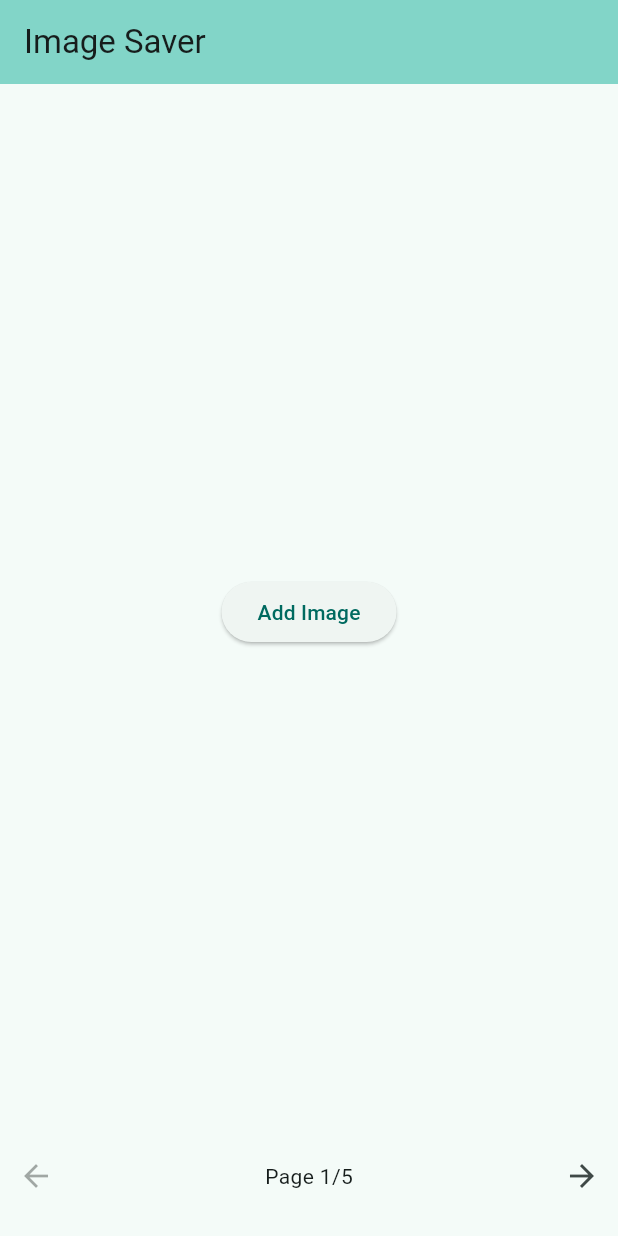
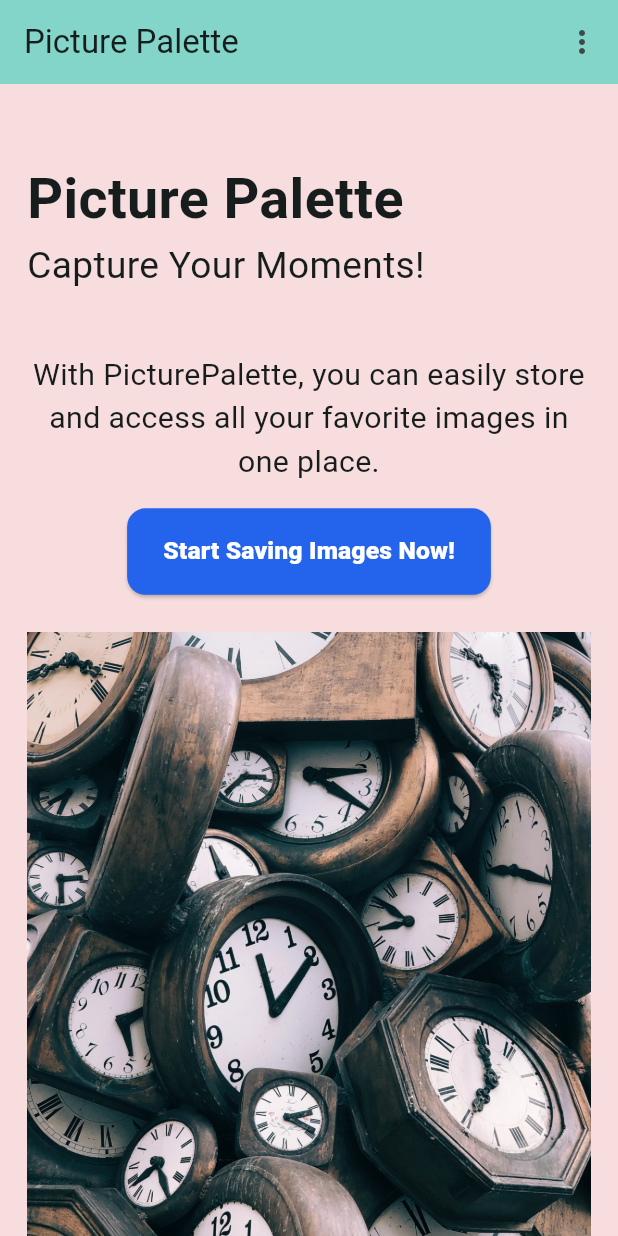
Before and after one commit to Sazidul0/PicturePalette, a Flutter app: the screen it shows after launch, on a phone screen of 412 x 824 dp. Run offline on Flutter 3.47's test engine with Material 3 defaults, Android fonts, the phone set to English and light mode, and no system bars; our stand-ins replace get, image_picker.

Commit message:
UI updated & Image manipulation Added

```diff
--- a/lib/main.dart
+++ b/lib/main.dart
@@ -1,8 +1,9 @@
 import 'dart:io';
-
 import 'package:flutter/material.dart';
 import 'package:image_picker/image_picker.dart';
 import 'package:path_provider/path_provider.dart';
+import 'package:reminder/user_ui.dart';
+import 'package:get/get.dart';
 
 void main() {
   runApp(const MyApp());
@@ -13,13 +14,13 @@ class MyApp extends StatelessWidget {
 
   @override
   Widget build(BuildContext context) {
-    return MaterialApp(
-      title: 'Hater Kache',
+    return GetMaterialApp(
+      title: 'Picture Palette',
       theme: ThemeData(
         colorScheme: ColorScheme.fromSeed(seedColor: Colors.teal),
         useMaterial3: true,
       ),
-      home: const MyHomePage(title: 'Image Saver'),
+      home: const MyHomePage(title: 'Picture Palette'),
     );
   }
 }
@@ -36,7 +37,7 @@ class MyHomePage extends StatefulWidget {
 class _MyHomePageState extends State<MyHomePage> {
   int _currentPage = 0;
   final PageController _pageController = PageController();
-  List<File?> _selectedImages = List.filled(5, null);
+  List<File?> _selectedImages = [];
 
   @override
   void initState() {
@@ -46,24 +47,36 @@ class _MyHomePageState extends State<MyHomePage> {
 
   Future<void> _loadSavedImages() async {
     final directory = await getApplicationDocumentsDirectory();
-    for (int i = 0; i < 5; i++) {
-      final imagePath = '${directory.path}/image_$i.jpg';
+    int index = 0;
+    List<File?> images = [];
+    while (true) {
+      final imagePath = '${directory.path}/image_$index.jpg';
       final file = File(imagePath);
       if (await file.exists()) {
+        images.add(file);
+        index++;
+      } else {
+        break;
+      }
+    }
     setState(() {
-          _selectedImages[i] = file;
+      _selectedImages = images;
     });
   }
-    }
-  }
 
-  Future<void> _getImage(int index) async {
+  Future<void> _pickAndSaveImage(int index) async {
     final picker = ImagePicker();
     final pickedFile = await picker.pickImage(source: ImageSource.gallery);
 
     if (pickedFile != null) {
       final directory = await getApplicationDocumentsDirectory();
       final imagePath = '${directory.path}/image_$index.jpg';
+
+      // Delete and replace the old image file
+      final file = File(imagePath);
+      if (await file.exists()) {
+        await file.delete();
+      }
       await File(pickedFile.path).copy(imagePath);
 
       setState(() {
@@ -72,19 +85,97 @@ class _MyHomePageState extends State<MyHomePage> {
     }
   }
 
+  Future<void> _createNewPage() async {
+    setState(() {
+      _selectedImages.add(null);
+    });
+    _pageController.animateToPage(
+      _selectedImages.length - 1,
+      duration: const Duration(milliseconds: 300),
+      curve: Curves.easeInOut,
+    );
+  }
+
+  Future<void> _deleteCurrentPage() async {
+    if (_selectedImages.isEmpty) return;
+
+    final directory = await getApplicationDocumentsDirectory();
+    final imagePath = '${directory.path}/image_$_currentPage.jpg';
+
+    // Delete the file
+    final file = File(imagePath);
+    if (await file.exists()) {
+      await file.delete();
+    }
+
+    setState(() {
+      _selectedImages.removeAt(_currentPage);
+      if (_currentPage > 0 && _currentPage == _selectedImages.length) {
+        _currentPage--;
+      }
+    });
+
+    // Renumber remaining files
+    for (int i = _currentPage; i < _selectedImages.length; i++) {
+      final oldPath = '${directory.path}/image_${i + 1}.jpg';
+      final newPath = '${directory.path}/image_$i.jpg';
+      final oldFile = File(oldPath);
+      if (await oldFile.exists()) {
+        await oldFile.rename(newPath);
+      }
+    }
+
+    _pageController.jumpToPage(_currentPage);
+  }
+
+  Future<void> _changeImage() async {
+    await _pickAndSaveImage(_currentPage);
+
+    // Clear any cached images to force a UI refresh
+    imageCache.clear();
+    imageCache.clearLiveImages();
+  }
+
+  void _exitApp() {
+    exit(0);
+  }
+
   @override
   Widget build(BuildContext context) {
     return Scaffold(
       appBar: AppBar(
         backgroundColor: Theme.of(context).colorScheme.inversePrimary,
         title: Text(widget.title),
+        actions: [
+          PopupMenuButton(
+            itemBuilder: (context) => [
+              PopupMenuItem(
+                child: const Text('Create new page'),
+                onTap: _createNewPage,
               ),
-      body: Column(
+              PopupMenuItem(
+                child: const Text('Delete this page'),
+                onTap: _deleteCurrentPage,
+              ),
+              PopupMenuItem(
+                child: const Text('Change Image'),
+                onTap: _changeImage,
+              ),
+              PopupMenuItem(
+                child: const Text('Exit'),
+                onTap: _exitApp,
+              ),
+            ],
+          ),
+        ],
+      ),
+      body: _selectedImages.isEmpty ? _buildInitialDesign() :  // Display custom design if no images
+      Column(
         children: [
           Expanded(
-            child: PageView.builder(
+            child:  PageView.builder(
               controller: _pageController,
-              itemCount: 5,
+              itemCount: _selectedImages.length,
               onPageChanged: (index) {
                 setState(() {
                   _currentPage = index;
@@ -92,16 +183,23 @@ class _MyHomePageState extends State<MyHomePage> {
               },
               itemBuilder: (context, index) {
                 return Center(
+                  key: ValueKey(_selectedImages[index]?.path ?? 'empty_$index'), // Unique key to force rebuild
                   child: _selectedImages[index] != null
-                      ? Image.file(_selectedImages[index]!)
+                      ? Image.file(
+                    _selectedImages[index]!,
+                    key: ValueKey(DateTime.now().millisecondsSinceEpoch), // Unique key to force image reload
+                  )
                       : ElevatedButton(
-                    onPressed: () => _getImage(index),
+                    onPressed: () => _pickAndSaveImage(index),
                     child: const Text('Add Image'),
                   ),
                 );
               },
             ),
           ),
+          // Checking if there is no image, then remove the navigate buttons
+          _selectedImages.isEmpty ? SizedBox() : Column(
+            children: [
               Row(
                 mainAxisAlignment: MainAxisAlignment.spaceBetween,
                 children: [
@@ -114,9 +212,9 @@ class _MyHomePageState extends State<MyHomePage> {
                         : null,
                     icon: const Icon(Icons.arrow_back),
                   ),
-              Text('Page ${_currentPage + 1}/5'),
+                  Text('Page ${_currentPage + 1}/${_selectedImages.length}'),
                   IconButton(
-                onPressed: _currentPage < 4
+                    onPressed: _currentPage < _selectedImages.length - 1
                         ? () => _pageController.nextPage(
                       duration: const Duration(milliseconds: 300),
                       curve: Curves.easeInOut,
@@ -128,7 +226,16 @@ class _MyHomePageState extends State<MyHomePage> {
               ),
               const SizedBox(height: 16.0),
             ],
+
+          ),
+
+        ],
       ),
     );
   }
 }
+
+
+Widget _buildInitialDesign() {
+  return UserUi();
+}
--- /dev/null
+++ b/lib/user_ui.dart
@@ -0,0 +1,169 @@
+import 'package:flutter/material.dart';
+import 'package:get/get.dart';
+
+class UserUi extends StatelessWidget {
+  const UserUi({super.key});
+
+
+
+  @override
+  Widget build(BuildContext context) {
+    var size = Get.size;
+    return Scaffold(
+      // body: SafeArea(
+        body: SizedBox(
+          width: size.width,
+          height: size.height,
+          child: SingleChildScrollView(
+            child: Column(
+              children: [
+                // SizedBox(height: size.height * 0.05),
+                Container(
+                  width: size.width,
+                  height: size.width * 2,
+                  decoration: BoxDecoration(color: Color(0xffF7DDDD)),
+                  child: Padding(
+                    padding: const EdgeInsets.all(18.0),
+                    child: Column(
+                      mainAxisAlignment: MainAxisAlignment.center,
+                      children: [
+                        Row(
+                          children: [
+                            Text(
+                              'Picture Palette',
+                              style: TextStyle(fontSize: size.width * 0.09, fontWeight: FontWeight.bold),
+                              textAlign: TextAlign.left,
+                            ),
+                          ],
+                        ),
+                        Row(
+                          children: [
+                            Text(
+                              'Capture Your Moments!',
+                              style: TextStyle(fontSize: size.width * 0.06),
+                            ),
+                          ],
+                        ),
+                        SizedBox(height: size.height * 0.05),
+                        Text(
+                          'With PicturePalette, you can easily store and access all your favorite images in one place.',
+                          style: TextStyle(fontSize: size.width * 0.049),
+                          textAlign: TextAlign.center,
+                        ),
+                        SizedBox(height: size.height * 0.02),
+                        ElevatedButton(
+                          style: ElevatedButton.styleFrom(
+                            minimumSize: Size(size.width * 0.2, size.width*0.14),
+                            backgroundColor: Color(0xff2463EB), // Set the background color to blue
+                            shape: RoundedRectangleBorder(
+                              borderRadius: BorderRadius.circular(size.width * 0.03), // Set the border radius
+                            ),
+                          ),
+                          onPressed: () {},
+                          child: Text(
+                            'Start Saving Images Now!',
+                            style: TextStyle(fontSize: size.width * 0.04, color: Colors.white, fontWeight: FontWeight.w900),
+                          ),
+                        ),
+                        SizedBox(height: size.height * 0.03),
+                        Image.asset("assets/images/clocks.jpg",
+                          fit: BoxFit.cover,
+                        ),
+                      ],
+                    ),
+                  ),
+                ),
+                SizedBox(height: size.height * 0.05),
+                Padding(
+                  padding: const EdgeInsets.all(18.0),
+                  child: Column(
+                    children: [
+                      Wrap(
+                        spacing: size.width * 0.06,
+                        runSpacing: size.height * 0.05,
+                        children: [
+                          Column(
+                            children: [
+                              Icon(Icons.cloud_upload, size: size.width * 0.08),
+                              Text(
+                                'Store Effortlessly',
+                                style: TextStyle(fontSize: size.width * 0.05, fontWeight: FontWeight.bold),
+                              ),
+                              Text(
+                                'Save as many images as you like without limits, all in one secure place.',
+                                style: TextStyle(fontSize: size.width * 0.035),
+                                textAlign: TextAlign.center,
+                              ),
+                            ],
+                          ),
+                          Column(
+                            children: [
+                              Icon(Icons.coronavirus_sharp, size: size.width * 0.08),
+                              Text(
+                                'Navigate Smoothly',
+                                style: TextStyle(fontSize: size.width * 0.05, fontWeight: FontWeight.bold),
+                              ),
+                              Text(
+                                'Easily browse through your saved images with a sleek and intuitive interface.',
+                                style: TextStyle(fontSize: size.width * 0.035),
+                                textAlign: TextAlign.center,
+                              ),
+                            ],
+                          ),
+                          Column(
+                            children: [
+                              Icon(Icons.star_border_purple500_outlined, size: size.width * 0.08),
+                              Text(
+                                'Access Instantly',
+                                style: TextStyle(fontSize: size.width * 0.05, fontWeight: FontWeight.bold),
+                              ),
+                              Text(
+                                'Get quick access to your favorite images whenever you need them.',
+                                style: TextStyle(fontSize: size.width * 0.035),
+                                textAlign: TextAlign.center,
+                              ),
+                            ],
+                          ),
+                        ],
+                      ),
+                      SizedBox(height: size.height * 0.08),
+
+                      Container(
+                        width: size.width*.9,
+                        height: size.height*.0001,
+                        decoration: BoxDecoration(color: Colors.black),
+                      ),
+
+                      SizedBox(height: size.height * 0.03),
+                      Column(
+                        children: [
+                          Row(
+                            children: [
+                              Icon(Icons.developer_mode, size: size.width * 0.06),
+                              Text(
+                                '  Sazidul Islam',
+                                style: TextStyle(fontSize: size.width * 0.03, fontWeight: FontWeight.bold),
+                              ),
+                            ],
+                          ),
+                          Text(
+                            'Copyright 2024',
+                            style: TextStyle(fontSize: size.width * 0.025),
+                            textAlign: TextAlign.center,
+                          ),
+                        ],
+                      ),
+
+                    ],
+                  ),
+                ),
+              ],
+            ),
+          ),
+        ),
+
+      // ),
+    );
+  }
+
+}
```
Also changed, not shown: pubspec.yaml (+4 -3 lines), assets/images/clocks.jpg (added), pubspec.lock, 4 other files. Lines whose indentation alone changed are shown as unchanged.
